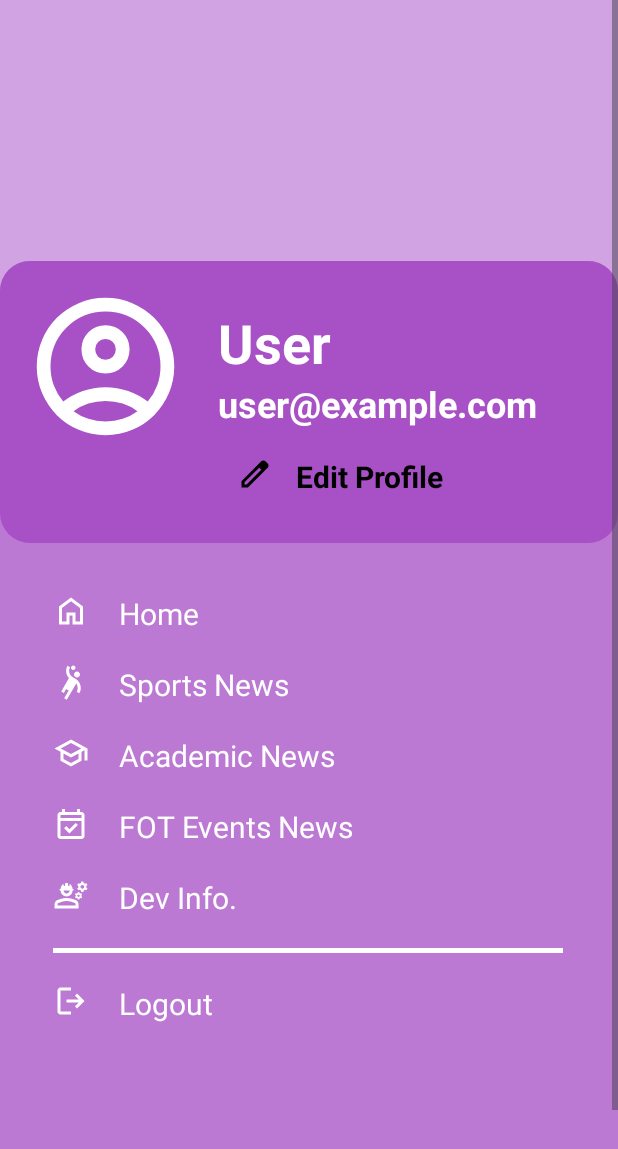
After one commit to Chanuli-Sandanayake/My_voicepoint_newsapp, an Android app: the MenuActivity screen opened directly, with no data from a screen before it, on a phone screen of 412 x 824 dp. The commit adds this screen. Shown: the top 1149 px of the screen. Run offline under Robolectric (Android 15) with nearby library versions, the phone set to English and light mode, and no system bars.

Commit message:
menu-screen created with shared preference

```diff
--- a/app/src/main/AndroidManifest.xml
+++ b/app/src/main/AndroidManifest.xml
@@ -14,6 +14,9 @@
         android:supportsRtl="true"
         android:theme="@style/Theme.My_voicepoint_newsapp"
         tools:targetApi="31">
+        <activity
+            android:name=".MenuActivity"
+            android:exported="false" />
         <activity
             android:name=".NewsDetailsActivity"
             android:exported="false" />
--- a/app/src/main/java/com/example/voicepoint/DBHelper.java
+++ b/app/src/main/java/com/example/voicepoint/DBHelper.java
@@ -54,4 +54,13 @@ public class DBHelper extends SQLiteOpenHelper {
         long result = db.insert("users", null, values);
         return result != -1;
     }
+
+    public String getEmailByUsername(String username) {
+        SQLiteDatabase db = this.getReadableDatabase();
+        Cursor cursor = db.rawQuery("SELECT email FROM users WHERE username=?", new String[]{username});
+        if (cursor.moveToFirst()) {
+            return cursor.getString(0);
+        }
+        return null;
+    }
 }
--- /dev/null
+++ b/app/src/main/java/com/example/voicepoint/MenuActivity.java
@@ -0,0 +1,81 @@
+package com.example.voicepoint;
+
+import android.content.Intent;
+import android.content.SharedPreferences;
+import android.os.Bundle;
+import android.widget.TextView;
+import android.widget.Toast;
+import android.widget.ImageView;
+
+import androidx.appcompat.app.AppCompatActivity;
+
+public class MenuActivity extends AppCompatActivity {
+
+    TextView nameText, emailText;
+    TextView homeText, sportsText, academicText, eventsText, devText, logoutText;
+
+    @Override
+    protected void onCreate(Bundle savedInstanceState) {
+        super.onCreate(savedInstanceState);
+        setContentView(R.layout.activity_menu);
+
+        nameText = findViewById(R.id.nameText);
+        emailText = findViewById(R.id.emailText);
+
+        // Edit Profile button actions
+        //ImageView editIcon = findViewById(R.id.editIcon);
+        //TextView editProfileText = findViewById(R.id.editProfileText);
+
+        //editIcon.setOnClickListener(v -> {
+            //startActivity(new Intent(this, EditProfileActivity.class));
+        //});
+
+        //editProfileText.setOnClickListener(v -> {
+            //startActivity(new Intent(this, EditProfileActivity.class));
+        //});
+
+        // Load username and email from shared preferences
+        SharedPreferences prefs = getSharedPreferences("UserPrefs", MODE_PRIVATE);
+        String username = prefs.getString("username", "User");
+        String email = prefs.getString("email", "user@example.com");
+
+        nameText.setText(username);
+        emailText.setText(email);
+
+        // Navigation icons
+        homeText = findViewById(R.id.homeText);
+        sportsText = findViewById(R.id.sportsText);
+        academicText = findViewById(R.id.academicText);
+        eventsText = findViewById(R.id.eventsText);
+        devText = findViewById(R.id.devText);
+        logoutText = findViewById(R.id.logoutText);
+
+        homeText.setOnClickListener(v -> startActivity(new Intent(this, NewsActivity.class)));
+
+        sportsText.setOnClickListener(v -> {
+            Intent i = new Intent(this, NewsDetailsActivity.class);
+            i.putExtra("category", "sports");
+            startActivity(i);
+        });
+
+        academicText.setOnClickListener(v -> {
+            Intent i = new Intent(this, NewsDetailsActivity.class);
+            i.putExtra("category", "academic");
+            startActivity(i);
+        });
+
+        eventsText.setOnClickListener(v -> {
+            Intent i = new Intent(this, NewsDetailsActivity.class);
+            i.putExtra("category", "events");
+            startActivity(i);
+        });
+
+        //devText.setOnClickListener(v -> startActivity(new Intent(this, DevInfoActivity.class)));
+
+        logoutText.setOnClickListener(v -> {
+            Toast.makeText(this, "Logged out", Toast.LENGTH_SHORT).show();
+            startActivity(new Intent(this, MainActivity.class)); // Back to splash
+            finish();
+        });
+    }
+}
--- a/app/src/main/java/com/example/voicepoint/NewsActivity.java
+++ b/app/src/main/java/com/example/voicepoint/NewsActivity.java
@@ -60,8 +60,12 @@ public class NewsActivity extends AppCompatActivity {
             i.putExtra("category", "events");
             startActivity(i);
         });
+        findViewById(R.id.navMenu).setOnClickListener(v -> {
+            Intent intent = new Intent(NewsActivity.this, MenuActivity.class);
+            startActivity(intent);
+        });
 
-        //newsdetails
+
 
 
     }
--- a/app/src/main/java/com/example/voicepoint/NewsDetailsActivity.java
+++ b/app/src/main/java/com/example/voicepoint/NewsDetailsActivity.java
@@ -48,10 +48,10 @@ public class NewsDetailsActivity extends AppCompatActivity {
         findViewById(R.id.navAcademic).setOnClickListener(v -> switchCategory("academic"));
         findViewById(R.id.navEvents).setOnClickListener(v -> switchCategory("events"));
 
-        //findViewById(R.id.navMenu).setOnClickListener(v -> {
-            //Intent intent = new Intent(NewsDetailsActivity.this, MenuActivity.class);
-            //startActivity(intent);
-        //});
+        findViewById(R.id.navMenu).setOnClickListener(v -> {
+            Intent intent = new Intent(NewsDetailsActivity.this, MenuActivity.class);
+            startActivity(intent);
+        });
 
         highlightIcon(currentCategory);
     }
--- a/app/src/main/java/com/example/voicepoint/SignInActivity.java
+++ b/app/src/main/java/com/example/voicepoint/SignInActivity.java
@@ -4,6 +4,8 @@ import android.content.Intent;
 import android.os.Bundle;
 import android.widget.*;
 import androidx.appcompat.app.AppCompatActivity;
+
+import android.content.SharedPreferences;
 
 public class SignInActivity extends AppCompatActivity {
 
@@ -33,6 +35,15 @@ public class SignInActivity extends AppCompatActivity {
                 if (valid) {
                     Toast.makeText(this, "Login Successful", Toast.LENGTH_SHORT).show();
 
+                    SharedPreferences sharedPref = getSharedPreferences("UserPrefs", MODE_PRIVATE);
+                    SharedPreferences.Editor editor = sharedPref.edit();
+                    editor.putString("username", username);
+
+                    // Retrieve email from database and save
+                    String email = DB.getEmailByUsername(username);  // You'll add this method next
+                    editor.putString("email", email);
+                    editor.apply();
+
                     // Redirect to Home Screen (next activity)
                     Intent intent = new Intent(SignInActivity.this, NewsActivity.class);
                     startActivity(intent);
--- /dev/null
+++ b/app/src/main/res/drawable/account_circle.xml
@@ -0,0 +1,9 @@
+<vector xmlns:android="http://schemas.android.com/apk/res/android"
+    android:width="24dp"
+    android:height="24dp"
+    android:viewportWidth="960"
+    android:viewportHeight="960">
+  <path
+      android:pathData="M234,684q51,-39 114,-61.5T480,600q69,0 132,22.5T726,684q35,-41 54.5,-93T800,480q0,-133 -93.5,-226.5T480,160q-133,0 -226.5,93.5T160,480q0,59 19.5,111t54.5,93ZM480,520q-59,0 -99.5,-40.5T340,380q0,-59 40.5,-99.5T480,240q59,0 99.5,40.5T620,380q0,59 -40.5,99.5T480,520ZM480,880q-83,0 -156,-31.5T197,763q-54,-54 -85.5,-127T80,480q0,-83 31.5,-156T197,197q54,-54 127,-85.5T480,80q83,0 156,31.5T763,197q54,54 85.5,127T880,480q0,83 -31.5,156T763,763q-54,54 -127,85.5T480,880ZM480,800q53,0 100,-15.5t86,-44.5q-39,-29 -86,-44.5T480,680q-53,0 -100,15.5T294,740q39,29 86,44.5T480,800ZM480,440q26,0 43,-17t17,-43q0,-26 -17,-43t-43,-17q-26,0 -43,17t-17,43q0,26 17,43t43,17ZM480,380ZM480,740Z"
+      android:fillColor="#FFFFFF"/>
+</vector>
--- /dev/null
+++ b/app/src/main/res/drawable/dev.xml
@@ -0,0 +1,9 @@
+<vector xmlns:android="http://schemas.android.com/apk/res/android"
+    android:width="24dp"
+    android:height="24dp"
+    android:viewportWidth="960"
+    android:viewportHeight="960">
+  <path
+      android:pathData="M42,840v-112q0,-33 17,-62t47,-44q51,-26 115,-44t141,-18q77,0 141,18t115,44q30,15 47,44t17,62v112L42,840ZM122,760h480v-32q0,-11 -5.5,-20T582,694q-36,-18 -92.5,-36T362,640q-71,0 -127.5,18T142,694q-9,5 -14.5,14t-5.5,20v32ZM362,520q-66,0 -113,-47t-47,-113h-10q-9,0 -14.5,-5.5T172,340q0,-9 5.5,-14.5T192,320h10q0,-45 22,-81t58,-57v38q0,9 5.5,14.5T302,240q9,0 14.5,-5.5T322,220v-54q9,-3 19,-4.5t21,-1.5q11,0 21,1.5t19,4.5v54q0,9 5.5,14.5T422,240q9,0 14.5,-5.5T442,220v-38q36,21 58,57t22,81h10q9,0 14.5,5.5T552,340q0,9 -5.5,14.5T532,360h-10q0,66 -47,113t-113,47ZM362,440q33,0 56.5,-23.5T442,360L282,360q0,33 23.5,56.5T362,440ZM662,600 L656,570q-6,-2 -11.5,-4.5T634,558l-28,10 -20,-36 22,-20v-24l-22,-20 20,-36 28,10q4,-4 10,-7t12,-5l6,-30h40l6,30q6,2 12,5t10,7l28,-10 20,36 -22,20v24l22,20 -20,36 -28,-10q-5,5 -10.5,7.5T708,570l-6,30h-40ZM682,530q12,0 21,-9t9,-21q0,-12 -9,-21t-21,-9q-12,0 -21,9t-9,21q0,12 9,21t21,9ZM754,400 L746,358q-9,-3 -16.5,-7.5T716,340l-42,14 -28,-48 34,-30q-2,-5 -2,-8v-16q0,-3 2,-8l-34,-30 28,-48 42,14q6,-6 13.5,-10.5T746,162l8,-42h56l8,42q9,3 16.5,7.5T848,180l42,-14 28,48 -34,30q2,5 2,8v16q0,3 -2,8l34,30 -28,48 -42,-14q-6,6 -13.5,10.5T818,358l-8,42h-56ZM782,310q21,0 35.5,-14.5T832,260q0,-21 -14.5,-35.5T782,210q-21,0 -35.5,14.5T732,260q0,21 14.5,35.5T782,310ZM362,760Z"
+      android:fillColor="#FFFFFF"/>
+</vector>
--- /dev/null
+++ b/app/src/main/res/drawable/edit.xml
@@ -0,0 +1,9 @@
+<vector xmlns:android="http://schemas.android.com/apk/res/android"
+    android:width="24dp"
+    android:height="24dp"
+    android:viewportWidth="960"
+    android:viewportHeight="960">
+  <path
+      android:pathData="M200,760h57l391,-391 -57,-57 -391,391v57ZM120,840v-170l528,-527q12,-11 26.5,-17t30.5,-6q16,0 31,6t26,18l55,56q12,11 17.5,26t5.5,30q0,16 -5.5,30.5T817,313L290,840L120,840ZM760,256 L704,200 760,256ZM619,341 L591,312 648,369 619,341Z"
+      android:fillColor="#000000"/>
+</vector>
--- /dev/null
+++ b/app/src/main/res/drawable/home.xml
@@ -0,0 +1,9 @@
+<vector xmlns:android="http://schemas.android.com/apk/res/android"
+    android:width="24dp"
+    android:height="24dp"
+    android:viewportWidth="960"
+    android:viewportHeight="960">
+  <path
+      android:pathData="M240,760h120v-240h240v240h120v-360L480,220 240,400v360ZM160,840v-480l320,-240 320,240v480L520,840v-240h-80v240L160,840ZM480,490Z"
+      android:fillColor="#FFFFFF"/>
+</vector>
--- /dev/null
+++ b/app/src/main/res/drawable/logout.xml
@@ -0,0 +1,9 @@
+<vector xmlns:android="http://schemas.android.com/apk/res/android"
+    android:width="24dp"
+    android:height="24dp"
+    android:viewportWidth="960"
+    android:viewportHeight="960">
+  <path
+      android:pathData="M200,840q-33,0 -56.5,-23.5T120,760v-560q0,-33 23.5,-56.5T200,120h280v80L200,200v560h280v80L200,840ZM640,680 L585,622 687,520L360,520v-80h327L585,338l55,-58 200,200 -200,200Z"
+      android:fillColor="#FFFFFF"/>
+</vector>
--- /dev/null
+++ b/app/src/main/res/drawable/rounded_menu_background.xml
@@ -0,0 +1,6 @@
+<?xml version="1.0" encoding="utf-8"?>
+<shape xmlns:android="http://schemas.android.com/apk/res/android"
+    android:shape="rectangle">
+    <solid android:color="#80A850C5" /> <!-- 50% opacity purple -->
+    <corners android:radius="20dp" />
+</shape>
--- /dev/null
+++ b/app/src/main/res/drawable/rounded_profile_background.xml
@@ -0,0 +1,6 @@
+<?xml version="1.0" encoding="utf-8"?>
+<shape xmlns:android="http://schemas.android.com/apk/res/android"
+    android:shape="rectangle">
+    <solid android:color="#A850C5" /> <!-- Solid purple -->
+    <corners android:radius="20dp" />
+</shape>
--- /dev/null
+++ b/app/src/main/res/layout/activity_menu.xml
@@ -0,0 +1,241 @@
+<?xml version="1.0" encoding="utf-8"?>
+<ScrollView xmlns:android="http://schemas.android.com/apk/res/android"
+    android:layout_width="match_parent"
+    android:layout_height="match_parent"
+    android:background="#80A850C5">
+
+    <RelativeLayout
+        android:layout_width="match_parent"
+        android:layout_height="wrap_content">
+
+        <!-- Large Container -->
+        <LinearLayout
+            android:id="@+id/mainContainer"
+            android:layout_width="412dp"
+            android:layout_height="743dp"
+            android:layout_marginTop="174dp"
+            android:layout_centerHorizontal="true"
+            android:layout_gravity="center"
+            android:background="@drawable/rounded_menu_background"
+            android:orientation="vertical" />
+
+        <!-- Profile Container -->
+        <RelativeLayout
+            android:id="@+id/profileContainer"
+            android:layout_width="412dp"
+            android:layout_height="188dp"
+            android:layout_marginTop="174dp"
+            android:layout_centerHorizontal="true"
+            android:background="@drawable/rounded_profile_background">
+
+            <ImageView
+                android:id="@+id/profileIcon"
+                android:layout_width="110dp"
+                android:layout_height="110dp"
+                android:layout_marginStart="15dp"
+                android:layout_marginTop="15dp"
+                android:src="@drawable/account_circle"
+                android:contentDescription="Profile" />
+
+            <LinearLayout
+                android:orientation="vertical"
+                android:layout_width="wrap_content"
+                android:layout_height="wrap_content"
+                android:layout_toRightOf="@id/profileIcon"
+                android:layout_marginStart="20dp"
+                android:layout_marginTop="30dp">
+
+                <TextView
+                    android:id="@+id/nameText"
+                    android:layout_width="wrap_content"
+                    android:layout_height="wrap_content"
+                    android:textColor="#FFFFFF"
+                    android:textSize="36sp"
+                    android:textStyle="bold"
+                    android:fontFamily="sans-serif" />
+
+                <TextView
+                    android:id="@+id/emailText"
+                    android:layout_width="wrap_content"
+                    android:layout_height="wrap_content"
+                    android:textColor="#FFFFFF"
+                    android:textSize="24sp"
+                    android:textStyle="bold"
+                    android:fontFamily="sans-serif" />
+            </LinearLayout>
+
+            <ImageView
+                android:id="@+id/editIcon"
+                android:layout_width="24dp"
+                android:layout_height="24dp"
+                android:layout_marginStart="158dp"
+                android:layout_marginTop="130dp"
+                android:src="@drawable/edit"
+                android:contentDescription="Edit" />
+
+            <TextView
+                android:id="@+id/editProfileText"
+                android:layout_width="wrap_content"
+                android:layout_height="wrap_content"
+                android:layout_toRightOf="@id/editIcon"
+                android:layout_marginStart="15dp"
+                android:layout_marginTop="130dp"
+                android:text="Edit Profile"
+                android:textColor="#000000"
+                android:textSize="20sp"
+                android:textStyle="bold"
+                android:fontFamily="sans-serif" />
+        </RelativeLayout>
+
+        <!-- Menu Options -->
+        <LinearLayout
+            android:id="@+id/menuOptions"
+            android:layout_width="340dp"
+            android:layout_height="473dp"
+            android:layout_below="@id/profileContainer"
+            android:layout_marginStart="35dp"
+            android:layout_marginTop="33dp"
+            android:orientation="vertical">
+
+            <!-- Home -->
+            <LinearLayout
+                android:layout_width="wrap_content"
+                android:layout_height="wrap_content"
+                android:layout_marginBottom="20dp"
+                android:orientation="horizontal">
+
+                <ImageView
+                    android:layout_width="24dp"
+                    android:layout_height="24dp"
+                    android:src="@drawable/home" />
+
+                <TextView
+                    android:id="@+id/homeText"
+                    android:layout_width="wrap_content"
+                    android:layout_height="wrap_content"
+                    android:layout_marginStart="20dp"
+                    android:text="Home"
+                    android:textColor="#FFFFFF"
+                    android:textSize="20sp" />
+            </LinearLayout>
+
+            <!-- Sports -->
+            <LinearLayout
+                android:layout_width="wrap_content"
+                android:layout_height="wrap_content"
+                android:layout_marginBottom="20dp"
+                android:orientation="horizontal">
+
+                <ImageView
+                    android:layout_width="24dp"
+                    android:layout_height="24dp"
+                    android:src="@drawable/sports" />
+
+                <TextView
+                    android:id="@+id/sportsText"
+                    android:layout_width="wrap_content"
+                    android:layout_height="wrap_content"
+                    android:layout_marginStart="20dp"
+                    android:text="Sports News"
+                    android:textColor="#FFFFFF"
+                    android:textSize="20sp" />
+            </LinearLayout>
+
+            <!-- Academic -->
+            <LinearLayout
+                android:layout_width="wrap_content"
+                android:layout_height="wrap_content"
+                android:layout_marginBottom="20dp"
+                android:orientation="horizontal">
+
+                <ImageView
+                    android:layout_width="24dp"
+                    android:layout_height="24dp"
+                    android:src="@drawable/academic" />
+
+                <TextView
+                    android:id="@+id/academicText"
+                    android:layout_width="wrap_content"
+                    android:layout_height="wrap_content"
+                    android:layout_marginStart="20dp"
+                    android:text="Academic News"
+                    android:textColor="#FFFFFF"
+                    android:textSize="20sp" />
+            </LinearLayout>
+
+            <!-- Events -->
+            <LinearLayout
+                android:layout_width="wrap_content"
+                android:layout_height="wrap_content"
+
+                android:orientation="horizontal">
+
+                <ImageView
+                    android:layout_width="24dp"
+                    android:layout_height="24dp"
+                    android:src="@drawable/events" />
+
+                <TextView
+                    android:id="@+id/eventsText"
+                    android:layout_width="wrap_content"
+                    android:layout_height="wrap_content"
+                    android:layout_marginStart="20dp"
+                    android:text="FOT Events News"
+                    android:textColor="#FFFFFF"
+                    android:textSize="20sp" />
+            </LinearLayout>
+
+
+            <!-- Dev Info -->
+            <LinearLayout
+                android:layout_width="wrap_content"
+                android:layout_height="wrap_content"
+                android:layout_marginTop="20dp"
+                android:orientation="horizontal">
+
+                <ImageView
+                    android:layout_width="24dp"
+                    android:layout_height="24dp"
+                    android:src="@drawable/dev" />
+
+                <TextView
+                    android:id="@+id/devText"
+                    android:layout_width="wrap_content"
+                    android:layout_height="wrap_content"
+                    android:layout_marginStart="20dp"
+                    android:text="Dev Info."
+                    android:textColor="#FFFFFF"
+                    android:textSize="20sp" />
+            </LinearLayout>
+
+            <!-- Divider -->
+            <View
+                android:layout_width="412dp"
+                android:layout_height="3dp"
+                android:layout_marginTop="20dp"
+                android:background="#FFFFFF" />
+
+            <!-- Logout -->
+            <LinearLayout
+                android:layout_width="wrap_content"
+                android:layout_height="wrap_content"
+                android:layout_marginTop="20dp"
+                android:orientation="horizontal">
+
+                <ImageView
+                    android:layout_width="24dp"
+                    android:layout_height="24dp"
+                    android:src="@drawable/logout" />
+
+                <TextView
+                    android:id="@+id/logoutText"
+                    android:layout_width="wrap_content"
+                    android:layout_height="wrap_content"
+                    android:layout_marginStart="20dp"
+                    android:text="Logout"
+                    android:textColor="#FFFFFF"
+                    android:textSize="20sp" />
+            </LinearLayout>
+        </LinearLayout>
+    </RelativeLayout>
+</ScrollView>
```
